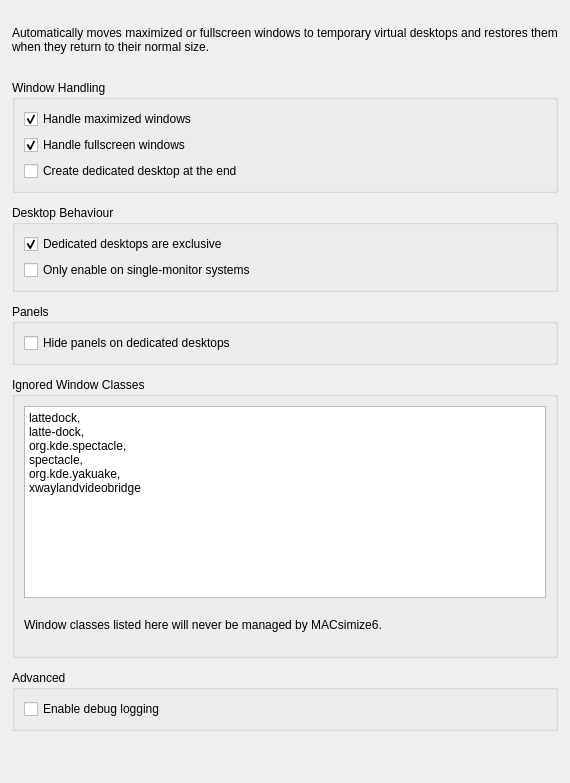
Before: the Qt Designer form contents/ui/config.ui in Ubiquitine/MACsimize6, drawn with Qt 5.
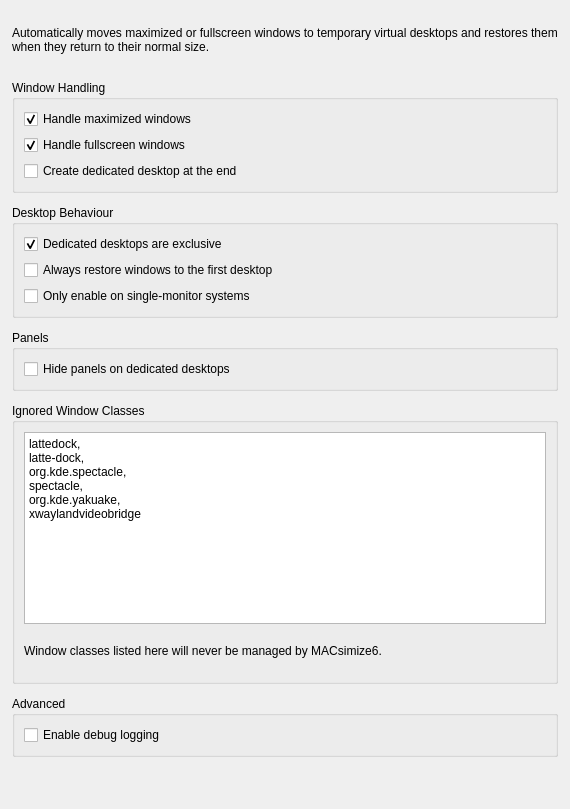
After: the same form once the commit is applied.

Commit message:
feat: restore windows to unmanaged desktop rather than first one (#36)
* Restore windows to the closest non-dedicated desktop to the left.
* Config option to restore to the first desktop

Patch:
```diff
--- a/contents/ui/config.ui
+++ b/contents/ui/config.ui
@@ -118,6 +118,17 @@
        </widget>
       </item>
 
+      <item>
+       <widget class="QCheckBox" name="kcfg_restoreToFirstDesktop">
+        <property name="text">
+         <string>Always restore windows to the first desktop</string>
+        </property>
+        <property name="checked">
+         <bool>false</bool>
+        </property>
+       </widget>
+      </item>
+
       <item>
        <widget class="QCheckBox" name="kcfg_enableIfOnlyOne">
         <property name="text">
```
The commit also changes 3 other files.
